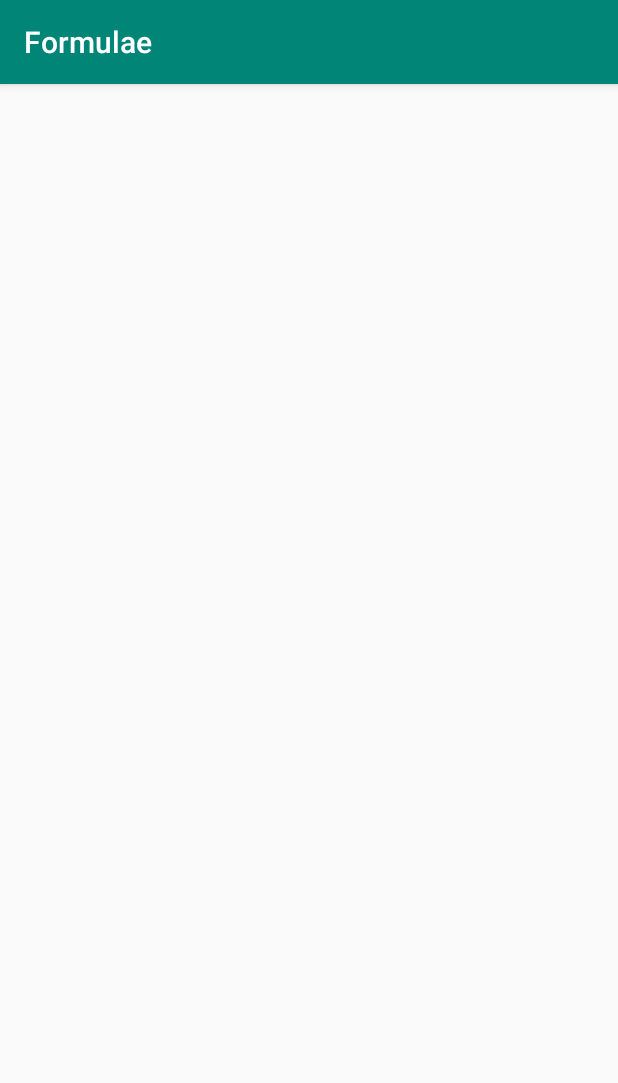
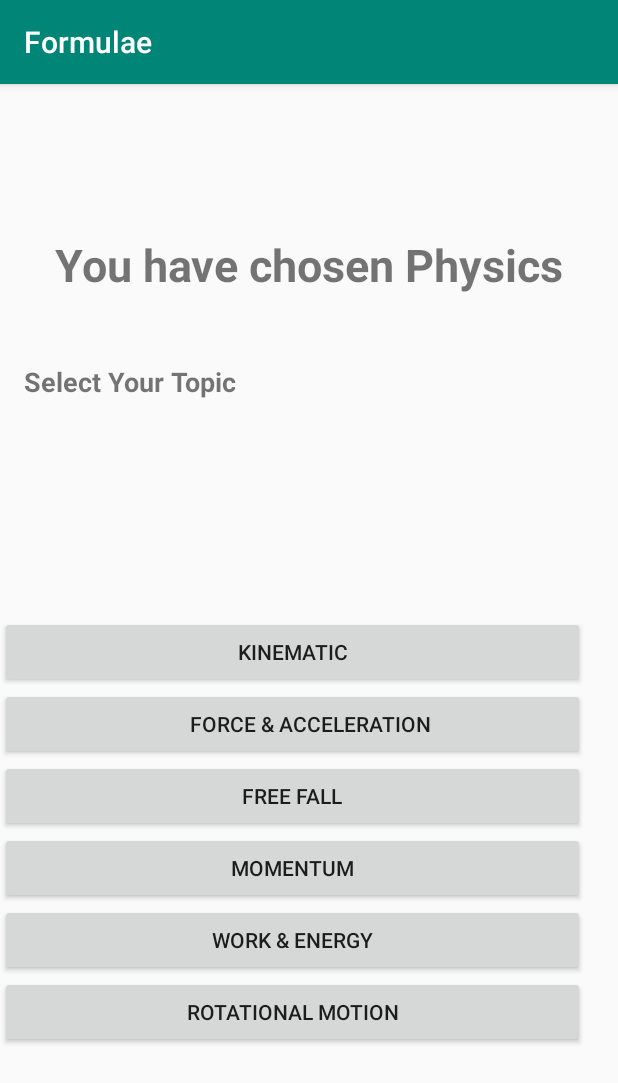
Before and after one commit to arikamat/Formulae, an Android app: the Physics1 screen opened directly, with no data from a screen before it, on a phone screen of 412 x 824 dp. Shown: the top 1083 px of the screen. Run offline under Robolectric (Android 15) with nearby library versions, the phone set to English and light mode, and no system bars.

Commit message:
Lots of Files added for UI Element specifically F=MA
Signed-off-by: Ari Kamat <arijkamat@gmail.com>

```diff
--- a/app/src/main/AndroidManifest.xml
+++ b/app/src/main/AndroidManifest.xml
@@ -2,14 +2,16 @@
 <manifest xmlns:android="http://schemas.android.com/apk/res/android"
     package="com.example.formulae">
 
-    8uhv<application
+    <application
         android:allowBackup="true"
         android:icon="@mipmap/croppedlogo"
         android:label="@string/app_name"
         android:roundIcon="@mipmap/ic_launcher_round"
         android:supportsRtl="true"
         android:theme="@style/AppTheme">
-        <activity android:name=".Physics1"></activity>
+        <activity android:name=".physicsFront.Physics2.FreeFallFront"></activity>
+        <activity android:name=".physicsFront.Physics2.ForceAccelerationFront" />
+        <activity android:name=".physicsFront.Physics1" />
         <activity android:name=".MainActivity">
             <intent-filter>
                 <action android:name="android.intent.action.MAIN" />
--- a/app/src/main/java/com/example/formulae/Physics1.java
+++ /dev/null
@@ -1,15 +0,0 @@
-package com.example.formulae;
-
-import androidx.appcompat.app.AppCompatActivity;
-
-import android.os.Bundle;
-
-public class Physics1 extends AppCompatActivity {
-
-    @Override
-    protected void onCreate(Bundle savedInstanceState) {
-        super.onCreate(savedInstanceState);
-        setContentView(R.layout.activity_physics_1);
-
-    }
-}
--- a/app/src/main/java/com/example/formulae/physics/Collisions.java
+++ b/app/src/main/java/com/example/formulae/physicsBack/Collisions.java
@@ -1,4 +1,4 @@
-package com.example.formulae.physics;
+package com.example.formulae.physicsBack;
 
 public class Collisions {
     private double velOb1Init, velOb1Final;
--- a/app/src/main/java/com/example/formulae/physics/ConstantAcceleration.java
+++ b/app/src/main/java/com/example/formulae/physicsBack/ConstantAcceleration.java
@@ -1,4 +1,4 @@
-package com.example.formulae.physics;
+package com.example.formulae.physicsBack;
 
 import static java.lang.Double.NaN;
 
--- a/app/src/main/java/com/example/formulae/physics/Displacement.java
+++ b/app/src/main/java/com/example/formulae/physicsBack/Displacement.java
@@ -1,4 +1,4 @@
-package com.example.formulae.physics;
+package com.example.formulae.physicsBack;
 
 public class Displacement {
     private double time, acceleration, velFinal, velInit, displacement;
--- a/app/src/main/java/com/example/formulae/physics/FreeFall.java
+++ b/app/src/main/java/com/example/formulae/physicsBack/FreeFall.java
@@ -1,4 +1,4 @@
-package com.example.formulae.physics;
+package com.example.formulae.physicsBack;
 
 public class FreeFall {
 
--- a/app/src/main/java/com/example/formulae/physics/Weight.java
+++ b/app/src/main/java/com/example/formulae/physicsBack/Weight.java
@@ -1,4 +1,4 @@
-package com.example.formulae.physics;
+package com.example.formulae.physicsBack;
 
 public class Weight {
     private double mass, weight;
--- /dev/null
+++ b/app/src/main/java/com/example/formulae/physicsFront/Physics1.java
@@ -0,0 +1,53 @@
+package com.example.formulae.physicsFront;
+
+import androidx.appcompat.app.AppCompatActivity;
+
+import android.content.Intent;
+import android.os.Bundle;
+import android.view.View;
+import android.widget.Button;
+
+import com.example.formulae.R;
+import com.example.formulae.physicsFront.Physics2.ForceAccelerationFront;
+
+public class Physics1 extends AppCompatActivity implements View.OnClickListener{
+    private Button forceAccl;
+    private Button freeFall;
+    private Button momentum;
+    private Button workEnergy;
+    private Button rotationalMotion;
+    @Override
+    protected void onCreate(Bundle savedInstanceState) {
+        super.onCreate(savedInstanceState);
+        setContentView(R.layout.activity_physics_1);
+        forceAccl = (Button) findViewById(R.id.forceacceleration);
+        forceAccl.setOnClickListener(this);
+        freeFall = (Button)findViewById(R.id.freefall);
+        freeFall.setOnClickListener(this);
+        momentum = (Button)findViewById(R.id.momentum);
+        momentum.setOnClickListener(this);
+        workEnergy = (Button) findViewById(R.id.workenergy);
+        workEnergy.setOnClickListener(this);
+        rotationalMotion = (Button) findViewById(R.id.rotationalmotion);
+        rotationalMotion.setOnClickListener(this);
+
+
+    }
+    @Override
+    public void onClick(View v) {
+        switch (v.getId()){
+            case R.id.forceacceleration:
+                Intent intent=new Intent(getApplicationContext(), ForceAccelerationFront.class);
+                startActivityForResult(intent,0);
+                break;
+            case R.id.freefall:
+                break;
+            case R.id.momentum:
+                break;
+            case R.id.workenergy:
+                break;
+            case R.id.rotationalmotion:
+                break;
+        }
+    }
+}
--- a/app/src/main/res/layout/activity_physics_1.xml
+++ b/app/src/main/res/layout/activity_physics_1.xml
@@ -4,6 +4,86 @@
     xmlns:tools="http://schemas.android.com/tools"
     android:layout_width="match_parent"
     android:layout_height="match_parent"
-    tools:context=".Physics1">
+    tools:context=".physicsFront.Physics1">
 
+    <TextView
+        android:id="@+id/textView3"
+        android:layout_width="wrap_content"
+        android:layout_height="wrap_content"
+        android:layout_marginTop="100dp"
+        android:text="You have chosen Physics"
+        android:textSize="30sp"
+        android:textStyle="bold"
+        app:layout_constraintEnd_toEndOf="parent"
+        app:layout_constraintStart_toStartOf="parent"
+        app:layout_constraintTop_toTopOf="parent" />
+
+    <TextView
+        android:id="@+id/textView4"
+        android:layout_width="wrap_content"
+        android:layout_height="wrap_content"
+        android:layout_marginStart="16dp"
+        android:layout_marginTop="45dp"
+        android:text="Select Your Topic"
+        android:textSize="18sp"
+        android:textStyle="bold"
+        app:layout_constraintStart_toStartOf="parent"
+        app:layout_constraintTop_toBottomOf="@+id/textView3" />
+
+    <ScrollView
+        android:layout_width="390dp"
+        android:layout_height="405dp"
+        android:layout_marginTop="150dp"
+        android:layout_marginBottom="8dp"
+        app:layout_constraintBottom_toBottomOf="parent"
+        app:layout_constraintEnd_toEndOf="parent"
+        app:layout_constraintStart_toStartOf="parent"
+        app:layout_constraintTop_toBottomOf="@+id/textView4"
+        app:layout_constraintHorizontal_bias="0.0"
+        app:layout_constraintVertical_bias="1.0">
+
+        <LinearLayout
+            android:layout_width="match_parent"
+            android:layout_height="wrap_content"
+            android:orientation="vertical">
+
+            <Button
+                android:id="@+id/kinematic"
+                android:layout_width="match_parent"
+                android:layout_height="wrap_content"
+                android:text="Kinematic" />
+
+            <Button
+                android:id="@+id/forceacceleration"
+                android:layout_width="match_parent"
+                android:layout_height="wrap_content"
+                android:text="       Force &amp; Acceleration" />
+
+            <Button
+                android:id="@+id/freefall"
+                android:layout_width="match_parent"
+                android:layout_height="wrap_content"
+                android:text="Free Fall" />
+
+            <Button
+                android:id="@+id/momentum"
+                android:layout_width="match_parent"
+                android:layout_height="wrap_content"
+                android:text="Momentum" />
+
+            <Button
+                android:id="@+id/workenergy"
+                android:layout_width="match_parent"
+                android:layout_height="wrap_content"
+                android:text="Work &amp; Energy" />
+
+            <Button
+                android:id="@+id/rotationalmotion"
+                android:layout_width="match_parent"
+                android:layout_height="wrap_content"
+                android:text="Rotational Motion" />
+
+
+        </LinearLayout>
+    </ScrollView>
 </androidx.constraintlayout.widget.ConstraintLayout>
```
Also changed, not shown: app/src/main/java/com/example/formulae/MainActivity.java (+5 -10 lines), app/src/main/java/com/example/formulae/physicsBack/FMA.java (renamed from app/src/main/java/com/example/formulae/physics/FMA.java, +3 -4 lines), app/src/main/java/com/example/formulae/physicsBack/KineticEnergy.java (renamed from app/src/main/java/com/example/formulae/physics/KineticEnergy.java, +6 -5 lines), app/src/main/java/com/example/formulae/physicsFront/Physics2/ForceAccelerationFront.java (added, +100 -0 lines), app/src/main/java/com/example/formulae/physicsFront/Physics2/FreeFallFront.java (added, +19 -0 lines), app/src/main/res/layout/activity_force_acceleration_front.xml (added, +121 -0 lines), app/src/main/res/layout/activity_free_fall_front.xml (added, +9 -0 lines).
